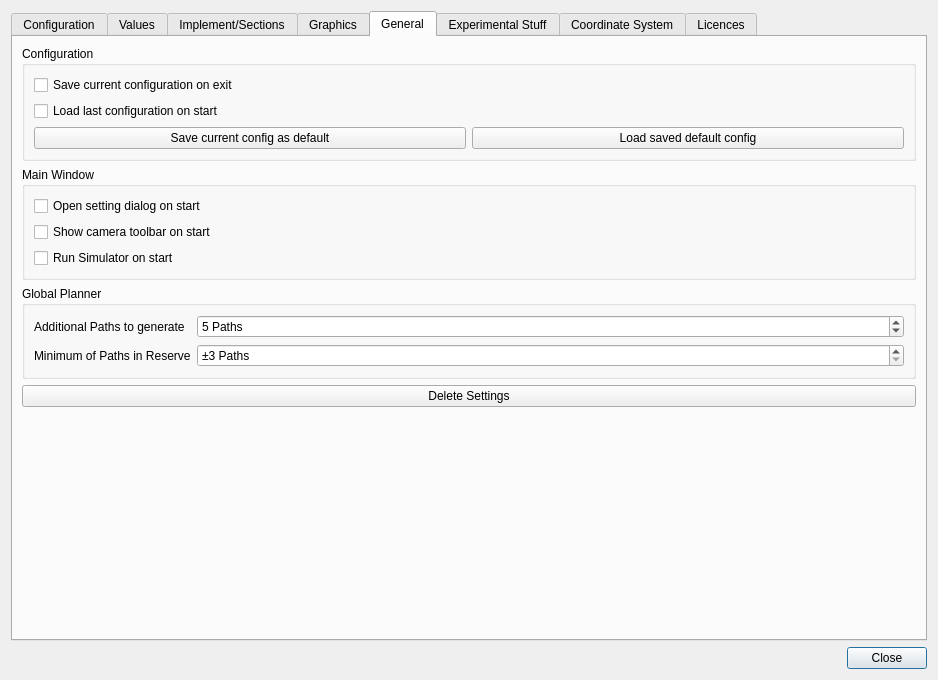
First picture: the form in src/gui/SettingsDialog.ui, repository eringerli/QtOpenGuidance, before the edit.
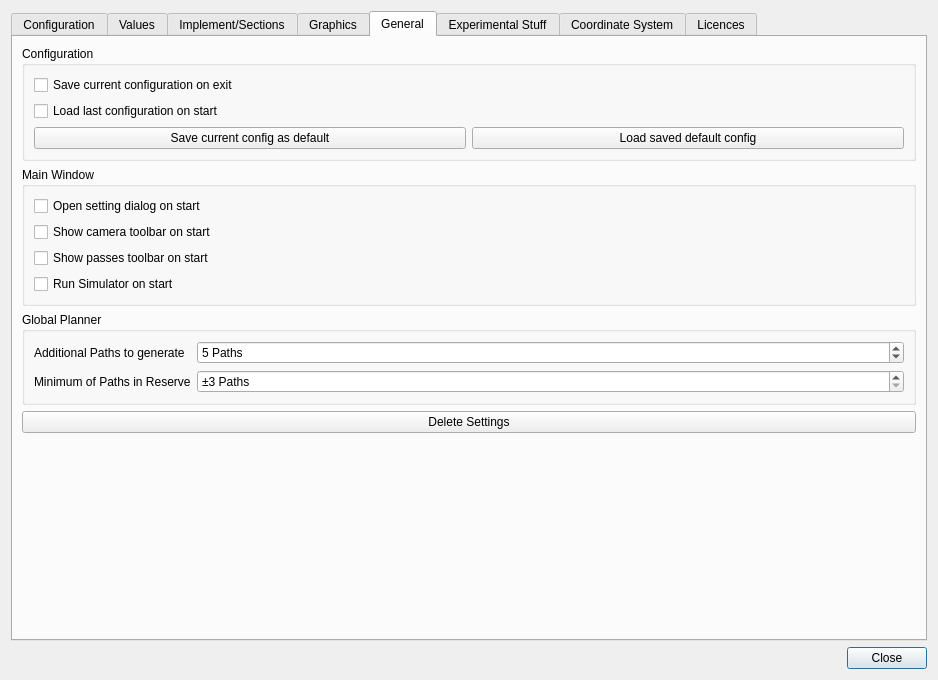
Second picture: the form after the edit. The open tabs and pages were chosen to show the change. Icons and pictures are not drawn. Custom widgets are drawn as their Qt base class.

Commit message: Mew Toolbar: Settings for Passes

The edit to the form file:
```diff
--- a/src/gui/SettingsDialog.ui
+++ b/src/gui/SettingsDialog.ui
@@ -1630,6 +1630,16 @@
               </property>
              </widget>
             </item>
+            <item>
+             <widget class="QCheckBox" name="cbShowCameraToolbarOnStart_2">
+              <property name="focusPolicy">
+               <enum>Qt::NoFocus</enum>
+              </property>
+              <property name="text">
+               <string>Show passes toolbar on start</string>
+              </property>
+             </widget>
+            </item>
             <item>
              <widget class="QCheckBox" name="cbRunSimulatorOnStart">
               <property name="focusPolicy">
```
The commit also changes 10 other files.
